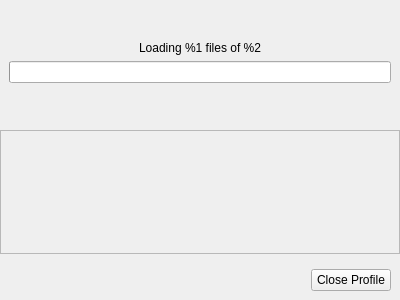
Qt form ProfileInterface.ui (SyDevTeam/gta5view) before a commit.
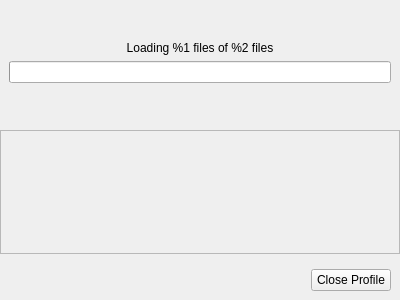
The same form after that commit.

```diff
--- a/ProfileInterface.ui
+++ b/ProfileInterface.ui
@@ -60,7 +60,7 @@
       <item>
        <widget class="QLabel" name="labProfileContent">
         <property name="text">
-         <string>Loading %1 files of %2</string>
+         <string>Loading %1 files of %2 files</string>
         </property>
         <property name="alignment">
          <set>Qt::AlignCenter</set>
```
